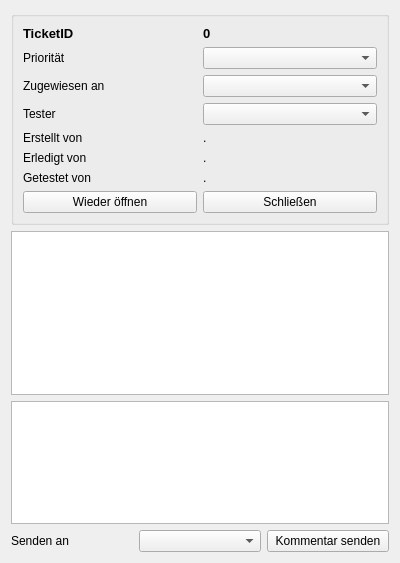
Before: the Qt Designer form TicketDetails.ui in ghannami/TicketSystem, drawn with Qt 5.
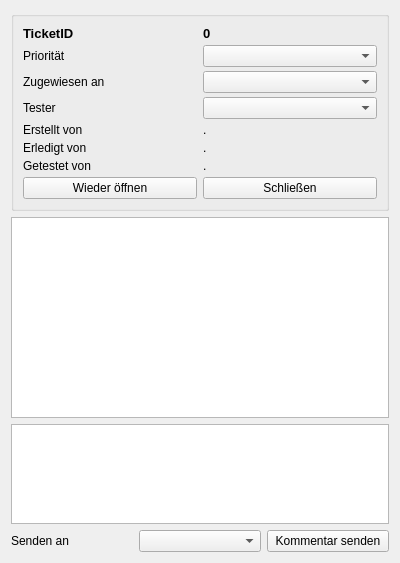
After: the same form once the commit is applied.

Patch:
```diff
--- a/TicketDetails.ui
+++ b/TicketDetails.ui
@@ -20,6 +20,9 @@
       <string/>
      </property>
      <layout class="QGridLayout" name="gridLayout">
+      <property name="verticalSpacing">
+       <number>4</number>
+      </property>
       <item row="5" column="1">
        <widget class="QLabel" name="processedByLabel1">
         <property name="text">
@@ -164,7 +167,7 @@
      <property name="maximumSize">
       <size>
        <width>16777215</width>
-       <height>150</height>
+       <height>100</height>
       </size>
      </property>
     </widget>
```
